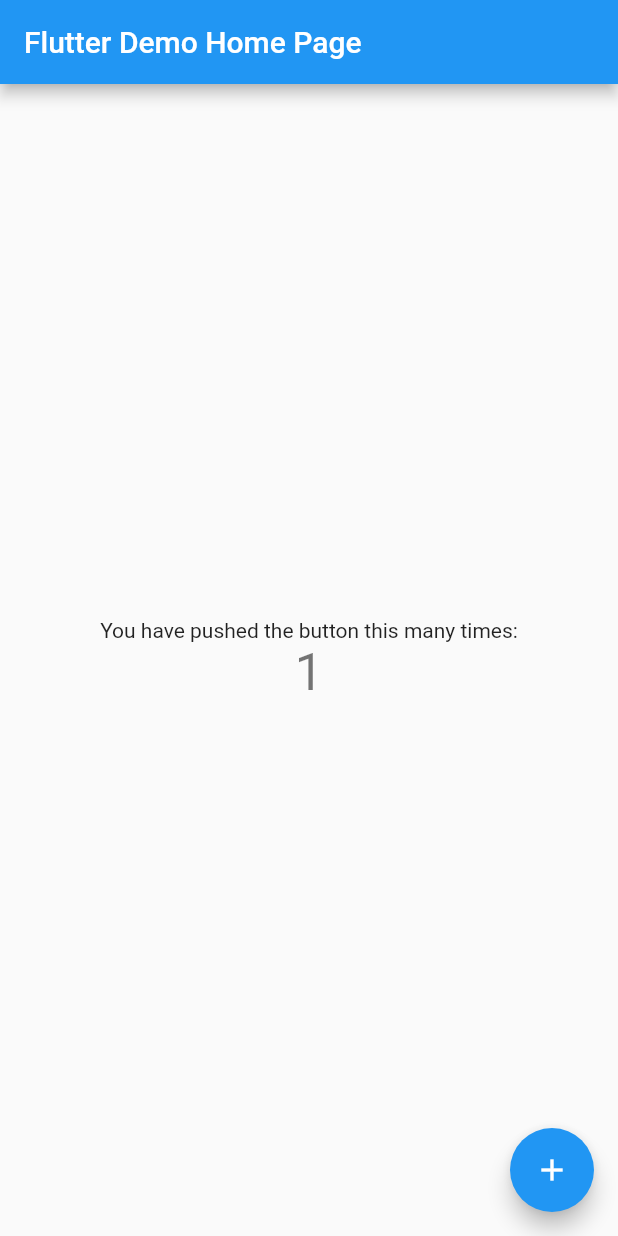
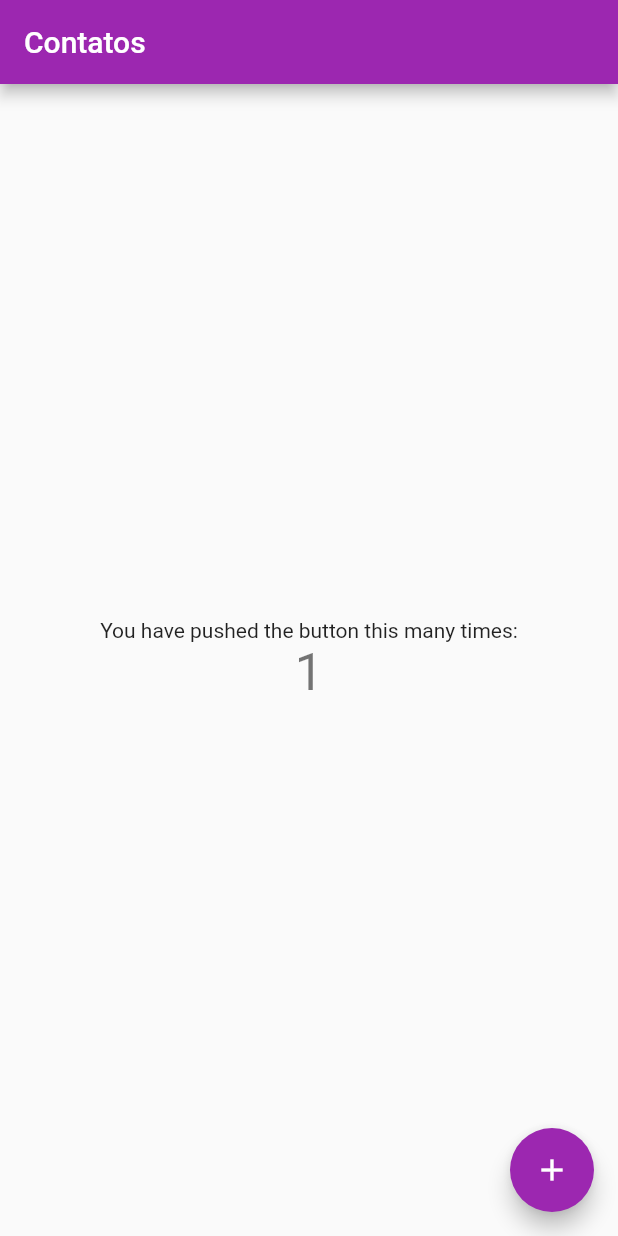
Before and after one commit to ricardobalbinot/projeto_flutter, a Flutter app: the screen it shows after launch, after a tap on the "add" icon, on a phone screen of 412 x 824 dp. Run offline on Flutter 3.47's test engine with Material 2 defaults, Android fonts, the phone set to English and light mode, and no system bars.

Commit message:
Adaptação inicial do projeto de contatos

```diff
--- a/lib/main.dart
+++ b/lib/main.dart
@@ -3,42 +3,18 @@ import 'package:flutter/material.dart';
 void main() => runApp(MyApp());
 
 class MyApp extends StatelessWidget {
-  // This widget is the root of your application.
   @override
   Widget build(BuildContext context) {
     return MaterialApp(
-      title: 'Flutter Demo',
       theme: ThemeData(
-        // This is the theme of your application.
-        //
-        // Try running your application with "flutter run". You'll see the
-        // application has a blue toolbar. Then, without quitting the app, try
-        // changing the primarySwatch below to Colors.green and then invoke
-        // "hot reload" (press "r" in the console where you ran "flutter run",
-        // or simply save your changes to "hot reload" in a Flutter IDE).
-        // Notice that the counter didn't reset back to zero; the application
-        // is not restarted.
-        primarySwatch: Colors.blue,
+        primarySwatch: Colors.purple,
       ),
-      home: MyHomePage(title: 'Flutter Demo Home Page'),
+      home: MyHomePage(),
     );
   }
 }
 
 class MyHomePage extends StatefulWidget {
-  MyHomePage({Key key, this.title}) : super(key: key);
-
-  // This widget is the home page of your application. It is stateful, meaning
-  // that it has a State object (defined below) that contains fields that affect
-  // how it looks.
-
-  // This class is the configuration for the state. It holds the values (in this
-  // case the title) provided by the parent (in this case the App widget) and
-  // used by the build method of the State. Fields in a Widget subclass are
-  // always marked "final".
-
-  final String title;
-
   @override
   _MyHomePageState createState() => _MyHomePageState();
 }
@@ -46,49 +22,22 @@ class MyHomePage extends StatefulWidget {
 class _MyHomePageState extends State<MyHomePage> {
   int _counter = 0;
 
-  void _incrementCounter() {
+  void _addContato() {
     setState(() {
-      // This call to setState tells the Flutter framework that something has
-      // changed in this State, which causes it to rerun the build method below
-      // so that the display can reflect the updated values. If we changed
-      // _counter without calling setState(), then the build method would not be
-      // called again, and so nothing would appear to happen.
       _counter++;
     });
   }
 
   @override
   Widget build(BuildContext context) {
-    // This method is rerun every time setState is called, for instance as done
-    // by the _incrementCounter method above.
-    //
-    // The Flutter framework has been optimized to make rerunning build methods
-    // fast, so that you can just rebuild anything that needs updating rather
-    // than having to individually change instances of widgets.
+
     return Scaffold(
       appBar: AppBar(
-        // Here we take the value from the MyHomePage object that was created by
-        // the App.build method, and use it to set our appbar title.
-        title: Text(widget.title),
+        title: Text('Contatos'),
       ),
+
       body: Center(
-        // Center is a layout widget. It takes a single child and positions it
-        // in the middle of the parent.
         child: Column(
-          // Column is also a layout widget. It takes a list of children and
-          // arranges them vertically. By default, it sizes itself to fit its
-          // children horizontally, and tries to be as tall as its parent.
-          //
-          // Invoke "debug painting" (press "p" in the console, choose the
-          // "Toggle Debug Paint" action from the Flutter Inspector in Android
-          // Studio, or the "Toggle Debug Paint" command in Visual Studio Code)
-          // to see the wireframe for each widget.
-          //
-          // Column has various properties to control how it sizes itself and
-          // how it positions its children. Here we use mainAxisAlignment to
-          // center the children vertically; the main axis here is the vertical
-          // axis because Columns are vertical (the cross axis would be
-          // horizontal).
           mainAxisAlignment: MainAxisAlignment.center,
           children: <Widget>[
             Text(
@@ -101,11 +50,12 @@ class _MyHomePageState extends State<MyHomePage> {
           ],
         ),
       ),
+
       floatingActionButton: FloatingActionButton(
-        onPressed: _incrementCounter,
+        onPressed: _addContato,
         tooltip: 'Increment',
         child: Icon(Icons.add),
-      ), // This trailing comma makes auto-formatting nicer for build methods.
+      ),
     );
   }
 }
```
